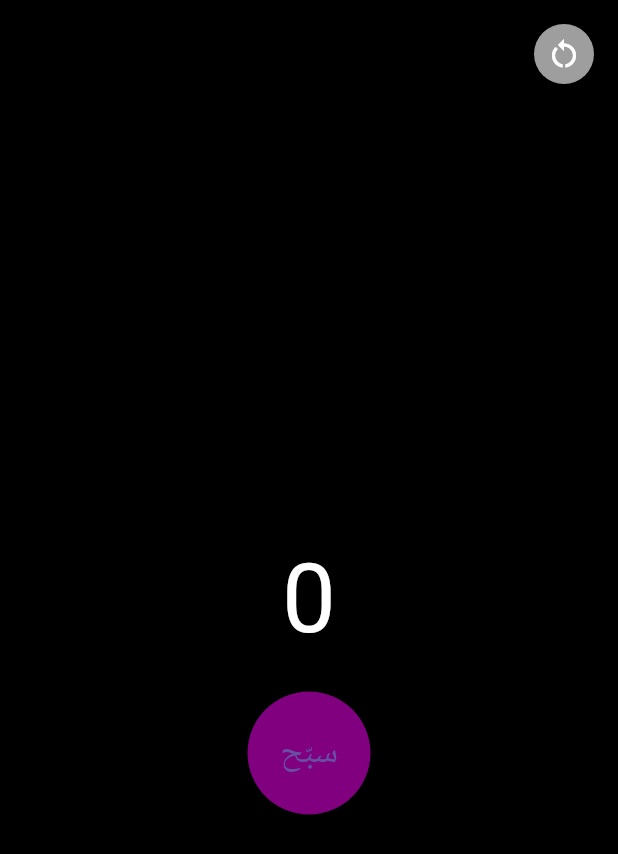
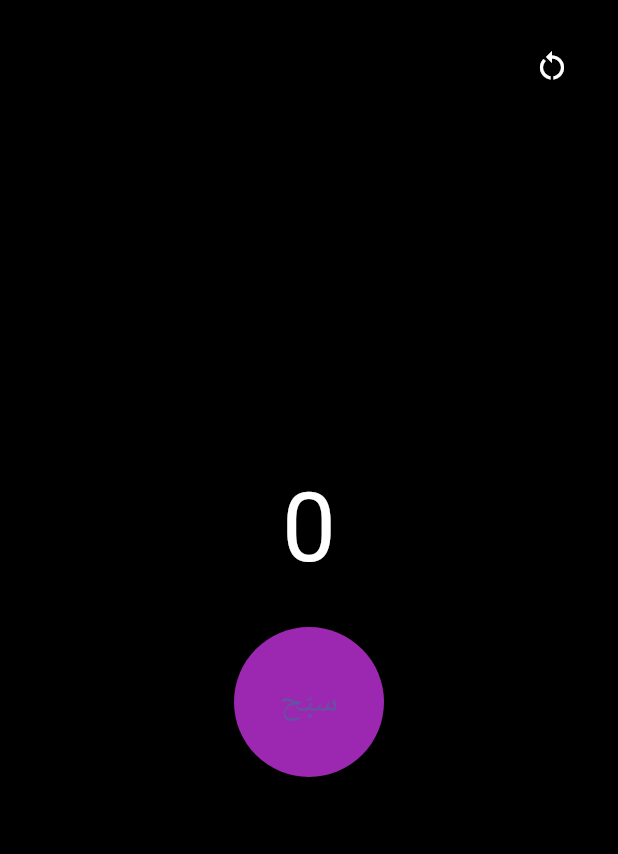
Before and after one commit to hafzdwlar097-ux/My-Fast-Build, a Flutter app: the screen it shows after launch, after a tap on "سبّح", after a tap on the "restart alt" icon, on a phone screen of 412 x 824 dp. Shown: the top 854 px of the screen. Run offline on Flutter 3.47's test engine with Material 3 defaults, Android fonts, the phone set to English and light mode, and no system bars.

Commit message:
Clean Code Update

```diff
--- a/lib/main.dart
+++ b/lib/main.dart
@@ -1,5 +1,5 @@
+import 'dart:math';
 import 'package:flutter/material.dart';
-import 'package:flutter/services.dart';
 
 void main() {
   runApp(const MyApp());
@@ -8,34 +8,38 @@ void main() {
 class MyApp extends StatelessWidget {
   const MyApp({Key? key}) : super(key: key);
 
-  @Override
+  @override
   Widget build(BuildContext context) {
-    return const MaterialApp(
-      home: TasbeehScreen(),
+    return MaterialApp(
+      title: 'سبحة إلكترونية',
+      theme: ThemeData(
+        useMaterial3: true,
+        backgroundColor: Colors.black,
+      ),
+      home: const MyHomePage(),
     );
   }
 }
 
-class TasbeehScreen extends StatefulWidget {
-  const TasbeehScreen({Key? key}) : super(key: key);
+class MyHomePage extends StatefulWidget {
+  const MyHomePage({Key? key}) : super(key: key);
 
   @override
-  State<TasbeehScreen> createState() => _TasbeehScreenState();
+  State<MyHomePage> createState() => _MyHomePageState();
 }
 
-class _TasbeehScreenState extends State<TasbeehScreen> {
-  int _count = 0;
+class _MyHomePageState extends State<MyHomePage> {
+  int _counter = 0;
 
-  void _reset() {
+  void _incrementCounter() {
     setState(() {
-      _count = 0;
+      _counter++;
     });
   }
 
-  void _increment() {
-    HapticFeedback.lightImpact();
+  void _resetCounter() {
     setState(() {
-      _count++;
+      _counter = 0;
     });
   }
 
@@ -43,38 +47,28 @@ class _TasbeehScreenState extends State<TasbeehScreen> {
   Widget build(BuildContext context) {
     return Scaffold(
       backgroundColor: Colors.black,
-      body: Column(
+      body: Stack(
         children: [
-          Align(
-            alignment: Alignment.topRight,
-            child: Padding(
-              padding: const EdgeInsets.all(16.0),
-              child: CircleAvatar(
-                backgroundColor: Colors.grey,
-                child: IconButton(
-                  icon: const Icon(Icons.restart_alt, color: Colors.white),
-                  onPressed: _reset,
+          Center(
+            child: Column(
+              mainAxisAlignment: MainAxisAlignment.center,
+              children: [
+                Text(
+                  _counter.toString(),
+                  style: const TextStyle(
+                    fontSize: 64,
+                    color: Colors.white,
                   ),
                 ),
+                const SizedBox(height: 20),
+                ElevatedButton(
+                  style: ButtonStyle(
+                    backgroundColor: MaterialStateProperty.all(Colors.purple),
+                    shape: MaterialStateProperty.all(const CircleBorder()),
+                    padding: MaterialStateProperty.all(const EdgeInsets.all(20)),
+                    minimumSize: MaterialStateProperty.all(const Size(100, 100)),
                   ),
-          ),
-          Expanded(
-            child: Center(
-              child: Column(
-                mainAxisSize: MainAxisSize.min,
-                children: [
-                  Text(
-                    _count.toString(),
-                    style: const TextStyle(fontSize: 64, color: Colors.white),
-                  ),
-                  const SizedBox(height: 16),
-                  ElevatedButton(
-                    style: ElevatedButton.styleFrom(
-                      primary: const Color(0xFF800080), // أرجواني
-                      shape: const CircleBorder(),
-                      padding: const EdgeInsets.all(24),
-                    ),
-                    onPressed: _increment,
+                  onPressed: _incrementCounter,
                   child: const Text(
                     'سبّح',
                     style: TextStyle(fontSize: 24),
@@ -83,6 +77,14 @@ class _TasbeehScreenState extends State<TasbeehScreen> {
               ],
             ),
           ),
+          Positioned(
+            top: 20,
+            right: 20,
+            child: IconButton(
+              icon: const Icon(Icons.restart_alt),
+              color: Colors.white,
+              onPressed: _resetCounter,
+            ),
           ),
         ],
       ),
```
Lines whose indentation alone changed are shown as unchanged.
